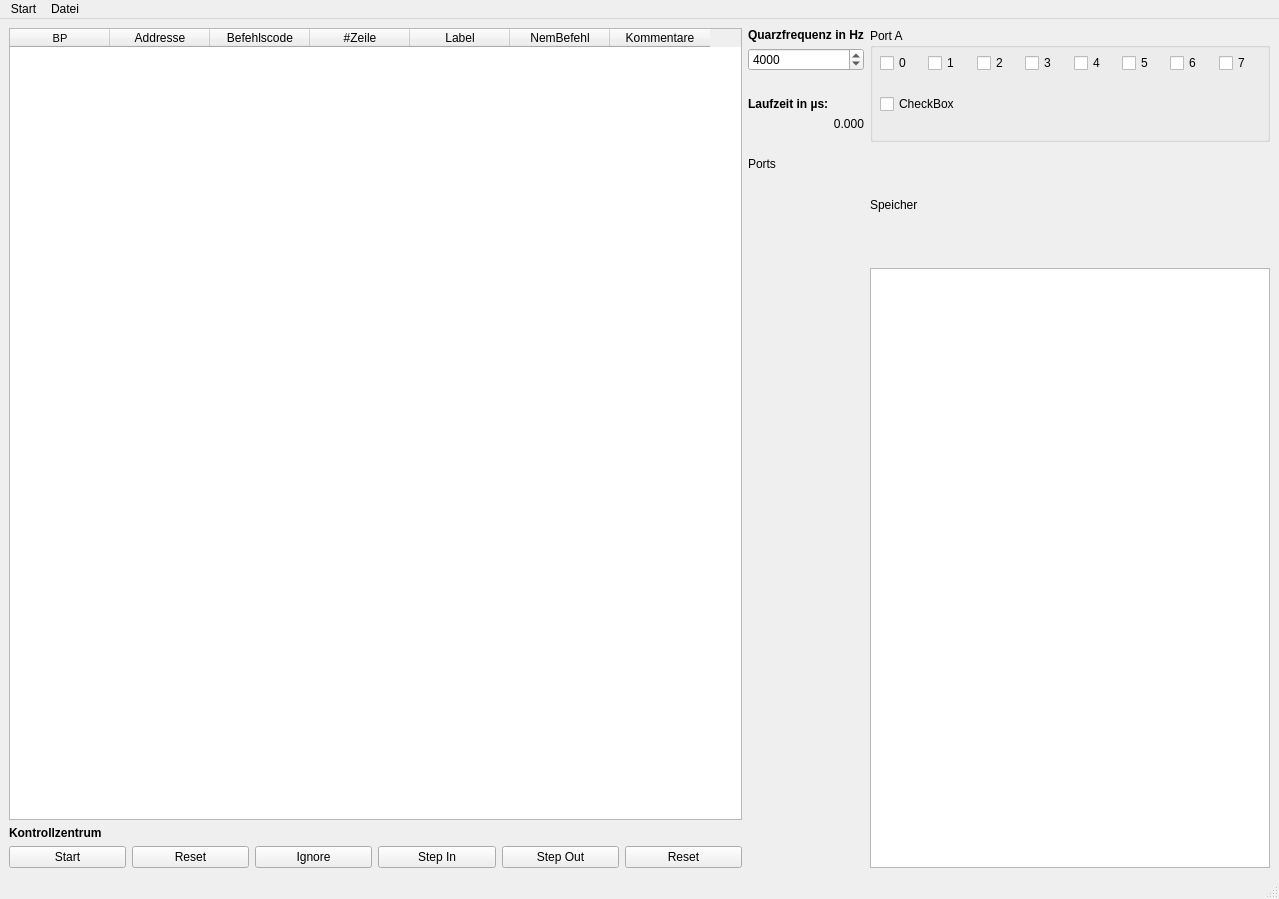
This is simulator.ui in janick3110/picSimulatorPython as Qt 5 draws it before an edit. The edited form follows.
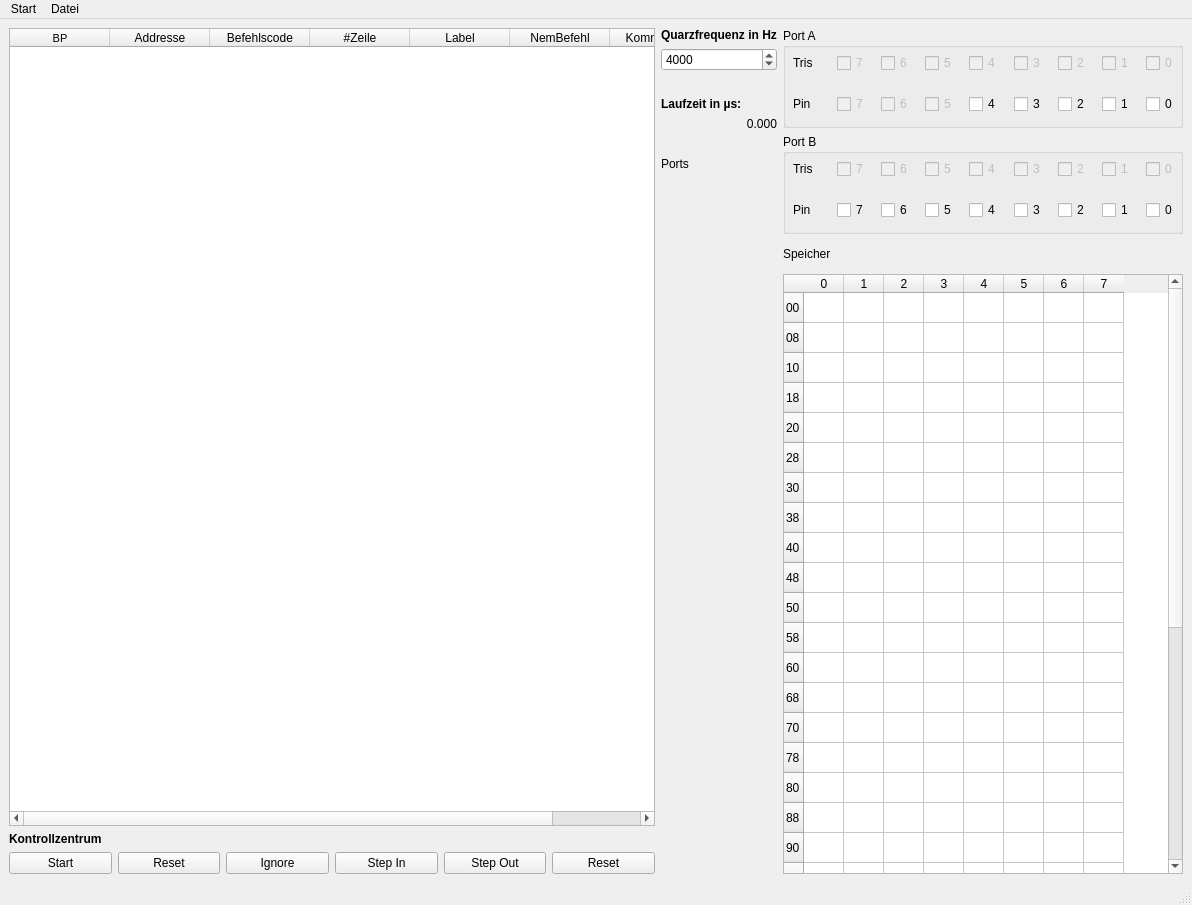
This is the edited form.

Diff of the .ui file:
```diff
--- a/simulator.ui
+++ b/simulator.ui
@@ -6,8 +6,8 @@
    <rect>
     <x>0</x>
     <y>0</y>
-    <width>1279</width>
-    <height>899</height>
+    <width>1192</width>
+    <height>905</height>
    </rect>
   </property>
   <property name="windowTitle">
@@ -291,14 +291,29 @@
     </item>
     <item>
      <layout class="QVBoxLayout" name="verticalLayout_2">
+      <property name="sizeConstraint">
+       <enum>QLayout::SetFixedSize</enum>
+      </property>
       <item>
        <widget class="QGroupBox" name="groupBox">
+        <property name="sizePolicy">
+         <sizepolicy hsizetype="Preferred" vsizetype="Preferred">
+          <horstretch>0</horstretch>
+          <verstretch>0</verstretch>
+         </sizepolicy>
+        </property>
         <property name="minimumSize">
          <size>
-          <width>0</width>
+          <width>100</width>
           <height>100</height>
          </size>
         </property>
+        <property name="maximumSize">
+         <size>
+          <width>500</width>
+          <height>16777215</height>
+         </size>
+        </property>
         <property name="title">
          <string>Port A</string>
         </property>
@@ -307,66 +322,97 @@
           <rect>
            <x>10</x>
            <y>10</y>
-           <width>381</width>
+           <width>391</width>
            <height>91</height>
           </rect>
          </property>
          <layout class="QVBoxLayout" name="verticalLayout_4">
           <item>
            <layout class="QHBoxLayout" name="horizontalLayout">
+            <item>
+             <widget class="QLabel" name="label_3">
+              <property name="text">
+               <string>Tris</string>
+              </property>
+             </widget>
+            </item>
             <item>
              <widget class="QCheckBox" name="checkBox">
+              <property name="enabled">
+               <bool>false</bool>
+              </property>
               <property name="text">
-               <string>0</string>
+               <string>7</string>
               </property>
              </widget>
             </item>
             <item>
              <widget class="QCheckBox" name="checkBox_2">
+              <property name="enabled">
+               <bool>false</bool>
+              </property>
               <property name="text">
-               <string>1</string>
+               <string>6</string>
               </property>
              </widget>
             </item>
             <item>
              <widget class="QCheckBox" name="checkBox_3">
+              <property name="enabled">
+               <bool>false</bool>
+              </property>
               <property name="text">
-               <string>2</string>
+               <string>5</string>
               </property>
              </widget>
             </item>
             <item>
              <widget class="QCheckBox" name="checkBox_4">
+              <property name="enabled">
+               <bool>false</bool>
+              </property>
               <property name="text">
-               <string>3</string>
+               <string>4</string>
               </property>
              </widget>
             </item>
             <item>
              <widget class="QCheckBox" name="checkBox_5">
+              <property name="enabled">
+               <bool>false</bool>
+              </property>
               <property name="text">
-               <string>4</string>
+               <string>3</string>
               </property>
              </widget>
             </item>
             <item>
              <widget class="QCheckBox" name="checkBox_6">
+              <property name="enabled">
+               <bool>false</bool>
+              </property>
               <property name="text">
-               <string>5</string>
+               <string>2</string>
               </property>
              </widget>
             </item>
             <item>
              <widget class="QCheckBox" name="checkBox_7">
+              <property name="enabled">
+               <bool>false</bool>
+              </property>
               <property name="text">
-               <string>6</string>
+               <string>1</string>
               </property>
              </widget>
             </item>
             <item>
              <widget class="QCheckBox" name="checkBox_8">
+              <property name="enabled">
+               <bool>false</bool>
+              </property>
               <property name="text">
-               <string>7</string>
+               <string>0</string>
               </property>
              </widget>
             </item>
@@ -374,10 +420,264 @@
           </item>
           <item>
            <layout class="QHBoxLayout" name="horizontalLayout_2">
+            <item>
+             <widget class="QLabel" name="label_4">
+              <property name="text">
+               <string>Pin</string>
+              </property>
+             </widget>
+            </item>
+            <item>
+             <widget class="QCheckBox" name="checkBox_12">
+              <property name="enabled">
+               <bool>false</bool>
+              </property>
+              <property name="text">
+               <string>7</string>
+              </property>
+             </widget>
+            </item>
+            <item>
+             <widget class="QCheckBox" name="checkBox_10">
+              <property name="enabled">
+               <bool>false</bool>
+              </property>
+              <property name="text">
+               <string>6</string>
+              </property>
+             </widget>
+            </item>
             <item>
              <widget class="QCheckBox" name="checkBox_9">
+              <property name="enabled">
+               <bool>false</bool>
+              </property>
               <property name="text">
-               <string>CheckBox</string>
+               <string>5</string>
+              </property>
+             </widget>
+            </item>
+            <item>
+             <widget class="QCheckBox" name="checkBox_11">
+              <property name="text">
+               <string>4</string>
+              </property>
+             </widget>
+            </item>
+            <item>
+             <widget class="QCheckBox" name="checkBox_13">
+              <property name="text">
+               <string>3</string>
+              </property>
+             </widget>
+            </item>
+            <item>
+             <widget class="QCheckBox" name="checkBox_14">
+              <property name="text">
+               <string>2</string>
+              </property>
+             </widget>
+            </item>
+            <item>
+             <widget class="QCheckBox" name="checkBox_15">
+              <property name="text">
+               <string>1</string>
+              </property>
+             </widget>
+            </item>
+            <item>
+             <widget class="QCheckBox" name="checkBox_16">
+              <property name="text">
+               <string>0</string>
+              </property>
+             </widget>
+            </item>
+           </layout>
+          </item>
+         </layout>
+        </widget>
+       </widget>
+      </item>
+      <item>
+       <widget class="QGroupBox" name="groupBox_2">
+        <property name="minimumSize">
+         <size>
+          <width>0</width>
+          <height>100</height>
+         </size>
+        </property>
+        <property name="maximumSize">
+         <size>
+          <width>500</width>
+          <height>16777215</height>
+         </size>
+        </property>
+        <property name="title">
+         <string>Port B</string>
+        </property>
+        <widget class="QWidget" name="verticalLayoutWidget_5">
+         <property name="geometry">
+          <rect>
+           <x>10</x>
+           <y>10</y>
+           <width>391</width>
+           <height>91</height>
+          </rect>
+         </property>
+         <layout class="QVBoxLayout" name="verticalLayout_5">
+          <item>
+           <layout class="QHBoxLayout" name="horizontalLayout_4">
+            <item>
+             <widget class="QLabel" name="label_5">
+              <property name="text">
+               <string>Tris</string>
+              </property>
+             </widget>
+            </item>
+            <item>
+             <widget class="QCheckBox" name="checkBox_24">
+              <property name="enabled">
+               <bool>false</bool>
+              </property>
+              <property name="text">
+               <string>7</string>
+              </property>
+             </widget>
+            </item>
+            <item>
+             <widget class="QCheckBox" name="checkBox_23">
+              <property name="enabled">
+               <bool>false</bool>
+              </property>
+              <property name="text">
+               <string>6</string>
+              </property>
+             </widget>
+            </item>
+            <item>
+             <widget class="QCheckBox" name="checkBox_22">
+              <property name="enabled">
+               <bool>false</bool>
+              </property>
+              <property name="text">
+               <string>5</string>
+              </property>
+             </widget>
+            </item>
+            <item>
+             <widget class="QCheckBox" name="checkBox_21">
+              <property name="enabled">
+               <bool>false</bool>
+              </property>
+              <property name="text">
+               <string>4</string>
+              </property>
+             </widget>
+            </item>
+            <item>
+             <widget class="QCheckBox" name="checkBox_20">
+              <property name="enabled">
+               <bool>false</bool>
+              </property>
+              <property name="text">
+               <string>3</string>
+              </property>
+             </widget>
+            </item>
+            <item>
+             <widget class="QCheckBox" name="checkBox_19">
+              <property name="enabled">
+               <bool>false</bool>
+              </property>
+              <property name="text">
+               <string>2</string>
+              </property>
+             </widget>
+            </item>
+            <item>
+             <widget class="QCheckBox" name="checkBox_18">
+              <property name="enabled">
+               <bool>false</bool>
+              </property>
+              <property name="text">
+               <string>1</string>
+              </property>
+             </widget>
+            </item>
+            <item>
+             <widget class="QCheckBox" name="checkBox_17">
+              <property name="enabled">
+               <bool>false</bool>
+              </property>
+              <property name="text">
+               <string>0</string>
+              </property>
+             </widget>
+            </item>
+           </layout>
+          </item>
+          <item>
+           <layout class="QHBoxLayout" name="horizontalLayout_3">
+            <item>
+             <widget class="QLabel" name="label_6">
+              <property name="text">
+               <string>Pin</string>
+              </property>
+             </widget>
+            </item>
+            <item>
+             <widget class="QCheckBox" name="checkBox_32">
+              <property name="text">
+               <string>7</string>
+              </property>
+             </widget>
+            </item>
+            <item>
+             <widget class="QCheckBox" name="checkBox_31">
+              <property name="text">
+               <string>6</string>
+              </property>
+             </widget>
+            </item>
+            <item>
+             <widget class="QCheckBox" name="checkBox_30">
+              <property name="text">
+               <string>5</string>
+              </property>
+             </widget>
+            </item>
+            <item>
+             <widget class="QCheckBox" name="checkBox_29">
+              <property name="text">
+               <string>4</string>
+              </property>
+             </widget>
+            </item>
+            <item>
+             <widget class="QCheckBox" name="checkBox_28">
+              <property name="text">
+               <string>3</string>
+              </property>
+             </widget>
+            </item>
+            <item>
+             <widget class="QCheckBox" name="checkBox_27">
+              <property name="text">
+               <string>2</string>
+              </property>
+             </widget>
+            </item>
+            <item>
+             <widget class="QCheckBox" name="checkBox_26">
+              <property name="text">
+               <string>1</string>
+              </property>
+             </widget>
+            </item>
+            <item>
+             <widget class="QCheckBox" name="checkBox_25">
+              <property name="text">
+               <string>0</string>
               </property>
              </widget>
             </item>
@@ -403,7 +703,7 @@
       <item>
        <widget class="QTableWidget" name="data">
         <property name="sizePolicy">
-         <sizepolicy hsizetype="Minimum" vsizetype="Minimum">
+         <sizepolicy hsizetype="Expanding" vsizetype="Minimum">
           <horstretch>0</horstretch>
           <verstretch>0</verstretch>
          </sizepolicy>
@@ -414,6 +714,241 @@
           <height>600</height>
          </size>
         </property>
+        <property name="maximumSize">
+         <size>
+          <width>400</width>
+          <height>16777215</height>
+         </size>
+        </property>
+        <property name="mouseTracking">
+         <bool>true</bool>
+        </property>
+        <property name="showGrid">
+         <bool>true</bool>
+        </property>
+        <property name="gridStyle">
+         <enum>Qt::SolidLine</enum>
+        </property>
+        <property name="sortingEnabled">
+         <bool>false</bool>
+        </property>
+        <attribute name="horizontalHeaderCascadingSectionResizes">
+         <bool>false</bool>
+        </attribute>
+        <attribute name="horizontalHeaderMinimumSectionSize">
+         <number>20</number>
+        </attribute>
+        <attribute name="horizontalHeaderDefaultSectionSize">
+         <number>40</number>
+        </attribute>
+        <row>
+         <property name="text">
+          <string>00</string>
+         </property>
+        </row>
+        <row>
+         <property name="text">
+          <string>08</string>
+         </property>
+        </row>
+        <row>
+         <property name="text">
+          <string>10</string>
+         </property>
+        </row>
+        <row>
+         <property name="text">
+          <string>18</string>
+         </property>
+        </row>
+        <row>
+         <property name="text">
+          <string>20</string>
+         </property>
+        </row>
+        <row>
+         <property name="text">
+          <string>28</string>
+         </property>
+        </row>
+        <row>
+         <property name="text">
+          <string>30</string>
+         </property>
+        </row>
+        <row>
+         <property name="text">
+          <string>38</string>
+         </property>
+        </row>
+        <row>
+         <property name="text">
+          <string>40</string>
+         </property>
+        </row>
+        <row>
+         <property name="text">
+          <string>48</string>
+         </property>
+        </row>
+        <row>
+         <property name="text">
+          <string>50</string>
+         </property>
+        </row>
+        <row>
+         <property name="text">
+          <string>58</string>
+         </property>
+        </row>
+        <row>
+         <property name="text">
+          <string>60</string>
+         </property>
+        </row>
+        <row>
+         <property name="text">
+          <string>68</string>
+         </property>
+        </row>
+        <row>
+         <property name="text">
+          <string>70</string>
+         </property>
+        </row>
+        <row>
+         <property name="text">
+          <string>78</string>
+         </property>
+        </row>
+        <row>
+         <property name="text">
+          <string>80</string>
+         </property>
+        </row>
+        <row>
+         <property name="text">
+          <string>88</string>
+         </property>
+        </row>
+        <row>
+         <property name="text">
+          <string>90</string>
+         </property>
+        </row>
+        <row>
+         <property name="text">
+          <string>98</string>
+         </property>
+        </row>
+        <row>
+         <property name="text">
+          <string>A0</string>
+         </property>
+        </row>
+        <row>
+         <property name="text">
+          <string>A8</string>
+         </property>
+        </row>
+        <row>
+         <property name="text">
+          <string>B0</string>
+         </property>
+        </row>
+        <row>
+         <property name="text">
+          <string>B8</string>
+         </property>
+        </row>
+        <row>
+         <property name="text">
+          <string>C0</string>
+         </property>
+        </row>
+        <row>
+         <property name="text">
+          <string>C8</string>
+         </property>
+        </row>
+        <row>
+         <property name="text">
+          <string>D0</string>
+         </property>
+        </row>
+        <row>
+         <property name="text">
+          <string>D8</string>
+         </property>
+        </row>
+        <row>
+         <property name="text">
+          <string>E0</string>
+         </property>
+        </row>
+        <row>
+         <property name="text">
+          <string>E8</string>
+         </property>
+        </row>
+        <row>
+         <property name="text">
+          <string>F0</string>
+         </property>
+        </row>
+        <row>
+         <property name="text">
+          <string>F8</string>
+         </property>
+        </row>
+        <column>
+         <property name="text">
+          <string>0</string>
+         </property>
+        </column>
+        <column>
+         <property name="text">
+          <string>1</string>
+         </property>
+        </column>
+        <column>
+         <property name="text">
+          <string>2</string>
+         </property>
+        </column>
+        <column>
+         <property name="text">
+          <string>3</string>
+         </property>
+        </column>
+        <column>
+         <property name="text">
+          <string>4</string>
+         </property>
+        </column>
+        <column>
+         <property name="text">
+          <string>5</string>
+         </property>
+        </column>
+        <column>
+         <property name="text">
+          <string>6</string>
+         </property>
+        </column>
+        <column>
+         <property name="text">
+          <string>7</string>
+         </property>
+        </column>
+        <item row="0" column="0">
+         <property name="text">
+          <string/>
+         </property>
+         <property name="flags">
+          <set>ItemIsSelectable|ItemIsDragEnabled|ItemIsDropEnabled|ItemIsUserCheckable|ItemIsEnabled</set>
+         </property>
+        </item>
        </widget>
       </item>
      </layout>
@@ -425,7 +960,7 @@
     <rect>
      <x>0</x>
      <y>0</y>
-     <width>1279</width>
+     <width>1192</width>
      <height>26</height>
     </rect>
    </property>
```
